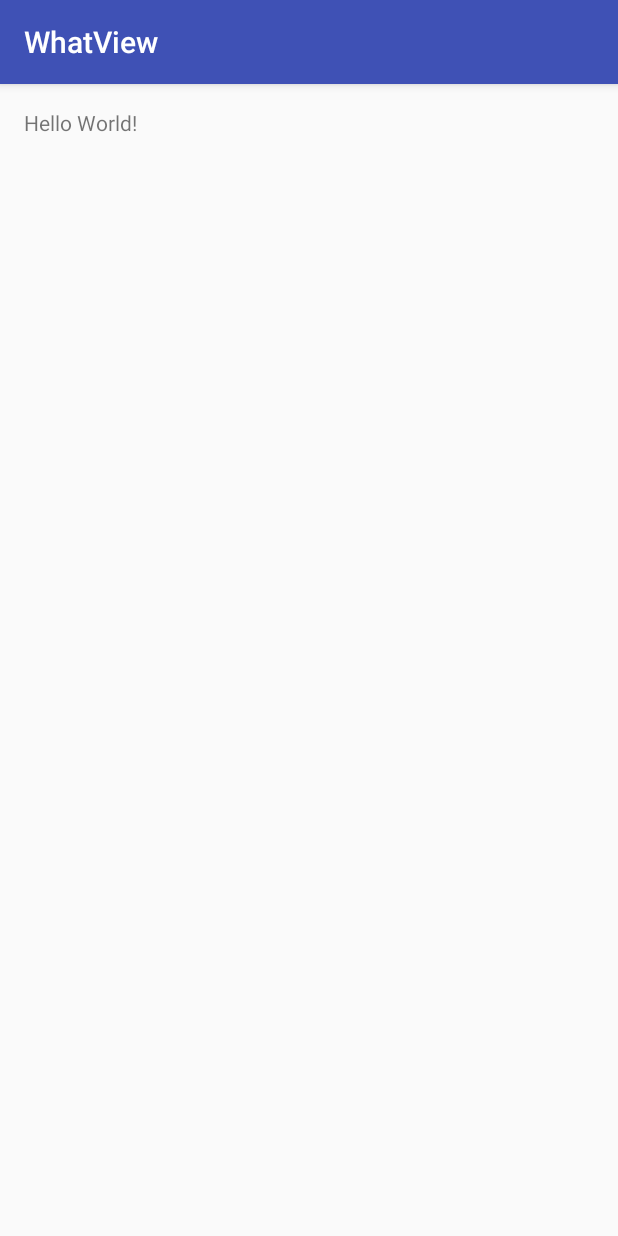
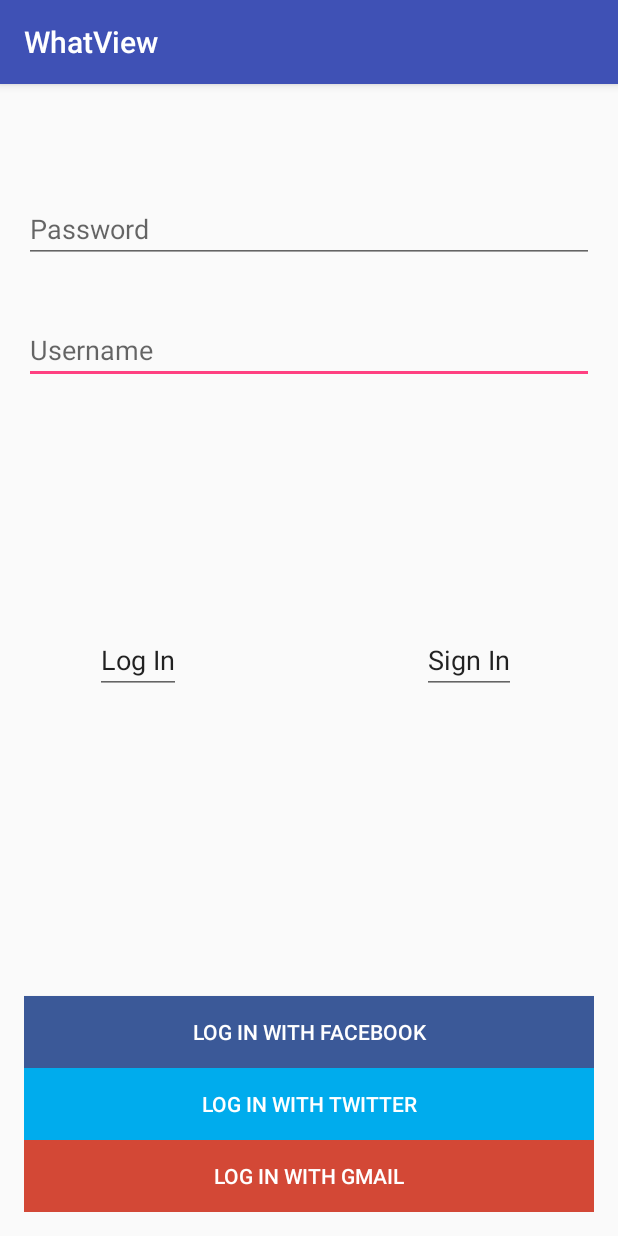
Before and after one commit to Fortune9316/whatview, an Android app: the screen it shows after launch (MainActivity), on a phone screen of 412 x 824 dp. Run offline under Robolectric (Android 15) with nearby library versions, the phone set to English and light mode, and no system bars.

Commit message:
LogActivity

```diff
--- a/app/src/main/res/layout/activity_main.xml
+++ b/app/src/main/res/layout/activity_main.xml
@@ -7,10 +7,79 @@
     android:paddingLeft="@dimen/activity_horizontal_margin"
     android:paddingRight="@dimen/activity_horizontal_margin"
     android:paddingTop="@dimen/activity_vertical_margin"
-    tools:context="com.izi.whatview.MainActivity">
+    tools:context="com.izi.whatview.MainActivity"
+    android:orientation="vertical">
 
-    <TextView
+    <EditText
+        android:layout_width="match_parent"
+        android:layout_height="wrap_content"
+        android:id="@+id/etxUsername"
+
+        android:layout_below="@+id/etxPassword"
+        android:layout_alignParentEnd="true"
+        android:layout_marginTop="35dp"
+        android:hint="@string/username"/>
+    <EditText
+        android:layout_width="match_parent"
+        android:layout_height="wrap_content"
+        android:id="@+id/etxPassword"
+        android:layout_marginTop="58dp"
+        android:layout_alignParentTop="true"
+        android:layout_alignParentStart="true"
+        android:hint="@string/password"/>
+
+    <Button
+        android:layout_width="match_parent"
+        android:layout_height="wrap_content"
+        android:text="@string/facebook"
+        android:id="@+id/btnFacebook"
+        android:layout_gravity="center_horizontal"
+        android:background="#3b5998"
+        android:textColor="#ffffff"
+        android:layout_above="@+id/btnTwitter"
+        android:layout_alignParentEnd="true" />
+
+    <Button
+        android:layout_width="match_parent"
+        android:layout_height="wrap_content"
+        android:text="@string/twitter"
+        android:id="@+id/btnTwitter"
+        android:layout_gravity="center_horizontal"
+        android:background="#00aced"
+        android:textColor="#ffffff"
+        android:layout_above="@+id/btnGmail"
+        android:layout_alignParentStart="true" />
+
+    <Button
+        android:layout_width="match_parent"
+        android:layout_height="wrap_content"
+        android:text="@string/gmail"
+        android:id="@+id/btnGmail"
+        android:layout_gravity="center_horizontal"
+        android:background="#d34836"
+        android:textColor="#ffffff"
+        android:layout_alignParentBottom="true"
+        android:layout_centerHorizontal="true" />
+
+    <EditText
         android:layout_width="wrap_content"
         android:layout_height="wrap_content"
-        android:text="Hello World!" />
+        android:id="@+id/etxSignIn"
+        android:text="@string/btnSignIn"
+        android:layout_marginEnd="52dp"
+        android:clickable="true"
+        android:layout_centerVertical="true"
+        android:layout_alignEnd="@+id/etxUsername"
+        android:onClick=""/>
+
+    <EditText
+        android:layout_width="wrap_content"
+        android:layout_height="wrap_content"
+        android:id="@+id/etxLogIn"
+        android:text="@string/btnLogIn"
+        android:layout_marginStart="47dp"
+        android:clickable="true"
+        android:layout_alignTop="@+id/etxSignIn"
+        android:layout_alignParentStart="true"
+        android:onClick=""/>
 </RelativeLayout>
--- a/app/src/main/res/values/strings.xml
+++ b/app/src/main/res/values/strings.xml
@@ -1,3 +1,11 @@
 <resources>
     <string name="app_name">WhatView</string>
+    <string name="btnLogIn">Log In</string>
+    <string name="btnSignIn">Sign In</string>
+    <string name="username">Username</string>
+    <string name="password">Password</string>
+    <string name="facebook">Log in with Facebook</string>
+    <string name="twitter">Log in with Twitter</string>
+    <string name="gmail">Log in with Gmail</string>
+
 </resources>
```
